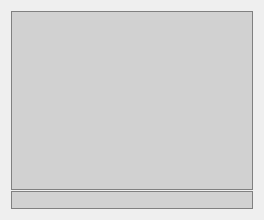
Old version of the form src/client/chatwidget.ui in the repository kubos741/kbang.
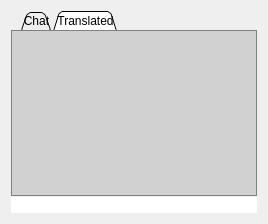
New version of the form. The open tabs and pages were chosen to show the change.

```diff
--- a/src/client/chatwidget.ui
+++ b/src/client/chatwidget.ui
@@ -5,9 +5,9 @@
   <property name="geometry">
    <rect>
     <x>0</x>
-    <y>126</y>
-    <width>264</width>
-    <height>220</height>
+    <y>0</y>
+    <width>268</width>
+    <height>224</height>
    </rect>
   </property>
   <property name="sizePolicy">
@@ -16,14 +16,62 @@
     <verstretch>0</verstretch>
    </sizepolicy>
   </property>
+  <property name="minimumSize">
+   <size>
+    <width>268</width>
+    <height>224</height>
+   </size>
+  </property>
   <property name="windowTitle">
    <string>ChatWidget</string>
   </property>
   <property name="styleSheet">
-   <string notr="true">QTextBrowser, QLineEdit {
-  background-color: rgba(0, 0, 0, 32);
-  border: 1px solid gray;
+   <string notr="true">QTextBrowser {
+	border: 1px solid gray;
+	background-color: rgba(0, 0, 0, 32);
 }
+
+QTabWidget::pane {
+	background: rgba(0, 0, 0, 0);
+	border: 0;
+
+    /*    
+    position: absolute;
+    top: 7px;
+    */
+}
+QTabWidget::tab-bar {
+	left: 10px;
+}
+QTabBar::tab {
+    background: qlineargradient(x1: 0, y1: 0, x2: 0, y2: 1,
+                                   stop: 0 rgba(0, 0, 0, 16),
+								   stop: 0.4 rgba(0, 0, 0, 32),
+                                   stop: 0.5 rgba(0, 0, 0, 30),
+                                   stop: 1.0 rgba(0, 0, 0, 16));
+	min-width: 8ex;
+	padding: 2px;
+	margin-right: 2px;
+/*
+	padding: 4px;
+	margin-right: 2px;
+	min-width: 40px;
+*/
+		
+;
+}
+
+
+QTabBar::tab:selected, QTabBar::tab:hover {
+    background: qlineargradient(x1: 0, y1: 0, x2: 0, y2: 1,
+                                   stop: 0 rgba(0, 0, 0, 32),
+								   stop: 0.4 rgba(0, 0, 0, 64),
+                                   stop: 0.5 rgba(0, 0, 0, 60),
+                                   stop: 1.0 rgba(0, 0, 0, 32));
+	border: 1px solid gray;
+	border-bottom: 0;
+
+ }
 QScrollBar:vertical {
 	border: 1px solid grey;
 	background: rgba(0, 0, 0, 0);
@@ -69,20 +117,87 @@
     <number>1</number>
    </property>
    <item>
-    <widget class="QTextBrowser" name="mp_chatView">
-     <property name="frameShape">
-      <enum>QFrame::StyledPanel</enum>
+    <widget class="QTabWidget" name="mp_tabWidget">
+     <property name="focusPolicy">
+      <enum>Qt::WheelFocus</enum>
      </property>
-     <property name="horizontalScrollBarPolicy">
-      <enum>Qt::ScrollBarAsNeeded</enum>
+     <property name="styleSheet">
+      <string notr="true"/>
      </property>
-     <property name="html">
-      <string>&lt;!DOCTYPE HTML PUBLIC &quot;-//W3C//DTD HTML 4.0//EN&quot; &quot;http://www.w3.org/TR/REC-html40/strict.dtd&quot;&gt;
+     <property name="tabShape">
+      <enum>QTabWidget::Triangular</enum>
+     </property>
+     <property name="currentIndex">
+      <number>0</number>
+     </property>
+     <widget class="QWidget" name="mp_tabChat">
+      <attribute name="title">
+       <string>Chat</string>
+      </attribute>
+      <layout class="QGridLayout" name="gridLayoutForChat">
+       <property name="verticalSpacing">
+        <number>0</number>
+       </property>
+       <property name="margin">
+        <number>0</number>
+       </property>
+       <item row="0" column="0">
+        <widget class="QTextBrowser" name="mp_chatView">
+         <property name="focusPolicy">
+          <enum>Qt::NoFocus</enum>
+         </property>
+         <property name="styleSheet">
+          <string notr="true"/>
+         </property>
+         <property name="html">
+          <string>&lt;!DOCTYPE HTML PUBLIC &quot;-//W3C//DTD HTML 4.0//EN&quot; &quot;http://www.w3.org/TR/REC-html40/strict.dtd&quot;&gt;
 &lt;html&gt;&lt;head&gt;&lt;meta name=&quot;qrichtext&quot; content=&quot;1&quot; /&gt;&lt;style type=&quot;text/css&quot;&gt;
 p, li { white-space: pre-wrap; }
-&lt;/style&gt;&lt;/head&gt;&lt;body style=&quot; font-family:'DejaVu Sans'; font-size:9pt; font-weight:400; font-style:normal;&quot;&gt;
-&lt;p style=&quot;-qt-paragraph-type:empty; margin-top:0px; margin-bottom:0px; margin-left:0px; margin-right:0px; -qt-block-indent:0; text-indent:0px;&quot;&gt;&lt;/p&gt;&lt;/body&gt;&lt;/html&gt;</string>
-     </property>
+&lt;/style&gt;&lt;/head&gt;&lt;body style=&quot; font-family:'Lucida Grande'; font-size:13pt; font-weight:400; font-style:normal;&quot;&gt;
+&lt;p style=&quot;-qt-paragraph-type:empty; margin-top:0px; margin-bottom:0px; margin-left:0px; margin-right:0px; -qt-block-indent:0; text-indent:0px; font-family:'DejaVu Sans'; font-size:9pt; color:#ffffff;&quot;&gt;&lt;/p&gt;&lt;/body&gt;&lt;/html&gt;</string>
+         </property>
+         <property name="openExternalLinks">
+          <bool>true</bool>
+         </property>
+         <property name="openLinks">
+          <bool>true</bool>
+         </property>
+        </widget>
+       </item>
+      </layout>
+     </widget>
+     <widget class="QWidget" name="mp_tabTranslated">
+      <attribute name="title">
+       <string>Translated</string>
+      </attribute>
+      <layout class="QGridLayout" name="gridLayoutForTranslated">
+       <property name="margin">
+        <number>0</number>
+       </property>
+       <property name="spacing">
+        <number>0</number>
+       </property>
+       <item row="0" column="0">
+        <widget class="QTextBrowser" name="mp_chatTranslatedView">
+         <property name="font">
+          <font>
+           <italic>false</italic>
+          </font>
+         </property>
+         <property name="html">
+          <string>&lt;!DOCTYPE HTML PUBLIC &quot;-//W3C//DTD HTML 4.0//EN&quot; &quot;http://www.w3.org/TR/REC-html40/strict.dtd&quot;&gt;
+&lt;html&gt;&lt;head&gt;&lt;meta name=&quot;qrichtext&quot; content=&quot;1&quot; /&gt;&lt;style type=&quot;text/css&quot;&gt;
+p, li { white-space: pre-wrap; }
+&lt;/style&gt;&lt;/head&gt;&lt;body style=&quot; font-family:'Lucida Grande'; font-size:13pt; font-weight:400; font-style:normal;&quot;&gt;
+&lt;p style=&quot;-qt-paragraph-type:empty; margin-top:0px; margin-bottom:0px; margin-left:0px; margin-right:0px; -qt-block-indent:0; text-indent:0px; font-family:'DejaVu Sans'; font-size:9pt;&quot;&gt;&lt;/p&gt;&lt;/body&gt;&lt;/html&gt;</string>
+         </property>
+         <property name="openExternalLinks">
+          <bool>true</bool>
+         </property>
+        </widget>
+       </item>
+      </layout>
+     </widget>
     </widget>
    </item>
    <item>
```
Left out of the diff: 4 changed lines with no effect on the pictures.
